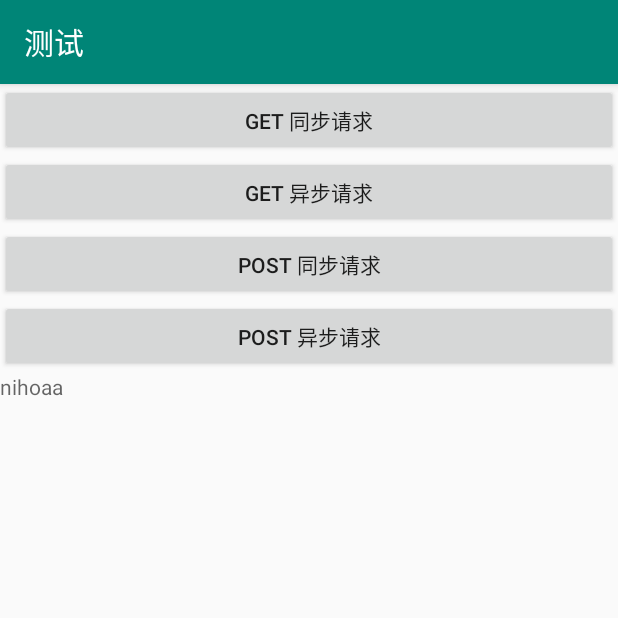
After one commit to ZhangTengda/CodeSegment, an Android app: the OkHttpActivity screen opened directly, with no data from a screen before it, on a phone screen of 412 x 824 dp, the top half of it. The commit adds this screen. Run offline under Robolectric (Android 15) with nearby library versions, the phone set to English and light mode, and no system bars.

Commit message:
添加okhttp请求

```diff
--- a/app/src/main/AndroidManifest.xml
+++ b/app/src/main/AndroidManifest.xml
@@ -86,6 +86,7 @@
         <activity android:name=".activity.mqtt.MQTTActivity" />
         <activity android:name=".activity.mqtt.ChatBoxesActivity" />
         <activity android:name=".activity.mqtt.LoginChatBoxActivity" />
+        <activity android:name=".activity.okuse.OkHttpActivity" />
 
         <!-- Mqtt服务 -->
         <service android:name="org.eclipse.paho.android.service.MqttService" />
--- a/app/src/main/java/com/testone/demo/utils/HttpUtils.java
+++ b/app/src/main/java/com/testone/demo/utils/HttpUtils.java
@@ -20,6 +20,7 @@ public class HttpUtils {
      */
     public static String paramsTransform(HashMap<String, String> paramsMap) {
         StringBuilder tempParams = new StringBuilder();
+        tempParams.append("?");
         try {
             int pos = 0;
             for (String key : paramsMap.keySet()) {
--- /dev/null
+++ b/app/src/main/res/layout/activity_okhttp.xml
@@ -0,0 +1,53 @@
+<?xml version="1.0" encoding="utf-8"?>
+<ScrollView xmlns:android="http://schemas.android.com/apk/res/android"
+    android:layout_width="match_parent"
+    android:layout_height="match_parent">
+
+    <RelativeLayout
+        android:layout_width="match_parent"
+        android:layout_height="wrap_content">
+
+        <LinearLayout
+            android:orientation="vertical"
+            android:id="@+id/request_layout"
+            android:layout_width="match_parent"
+            android:layout_height="wrap_content">
+
+
+            <Button
+                android:onClick="test1"
+                android:padding="10dp"
+                android:text="Get 同步请求"
+                android:layout_width="match_parent"
+                android:layout_height="wrap_content" />
+
+            <Button
+                android:onClick="test2"
+                android:padding="10dp"
+                android:text="Get 异步请求"
+                android:layout_width="match_parent"
+                android:layout_height="wrap_content" />
+
+            <Button
+                android:onClick="test3"
+                android:padding="10dp"
+                android:text="Post 同步请求"
+                android:layout_width="match_parent"
+                android:layout_height="wrap_content" />
+
+            <Button
+                android:onClick="test4"
+                android:padding="10dp"
+                android:text="Post 异步请求"
+                android:layout_width="match_parent"
+                android:layout_height="wrap_content" />
+        </LinearLayout>
+        <TextView
+            android:hint="nihoaa "
+            android:layout_below="@+id/request_layout"
+            android:layout_alignParentBottom="true"
+            android:id="@+id/show_content"
+            android:layout_width="match_parent"
+            android:layout_height="wrap_content" />
+    </RelativeLayout>
+</ScrollView>
--- a/app/src/main/res/layout/activity_test.xml
+++ b/app/src/main/res/layout/activity_test.xml
@@ -168,7 +168,7 @@
             android:layout_height="wrap_content"
             android:layout_marginTop="20dp"
             android:gravity="center"
-            android:text="跳转17"
+            android:text="跳转Okhttp请求测试"
             android:textSize="20dp" />
 
         <TextView
```
Also changed, not shown: app/src/main/java/com/testone/demo/MainActivity.java (+9 -0 lines), app/src/main/java/com/testone/demo/activity/okuse/OkHttpActivity.java (added, +183 -0 lines), app/src/main/java/com/testone/demo/utils/AESUtil.java (added, +124 -0 lines), app/src/main/java/com/testone/demo/utils/CommonData.java (+9 -0 lines), app/src/main/java/com/testone/demo/utils/MD5Util.java (added, +76 -0 lines), app/src/main/java/com/testone/demo/utils/SHA1Util.java (added, +27 -0 lines).
